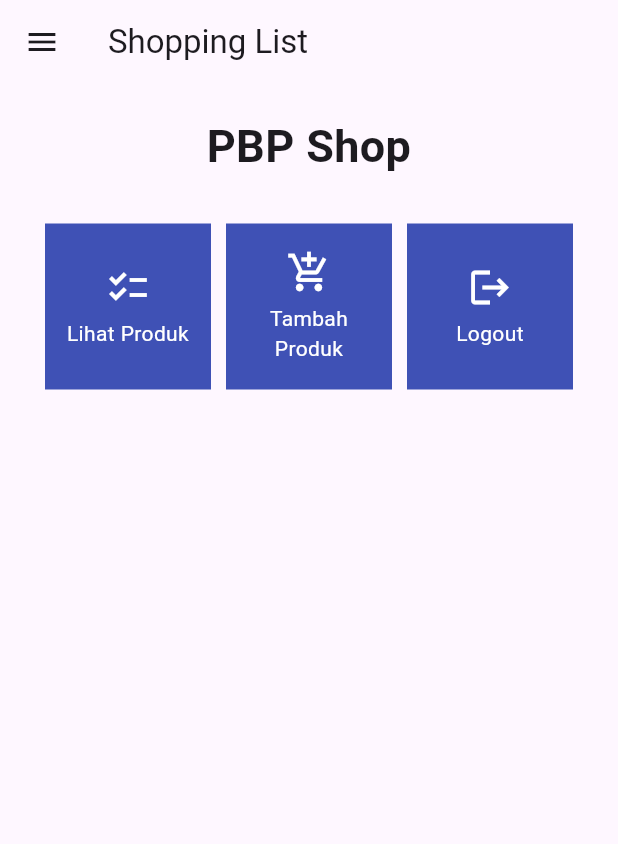
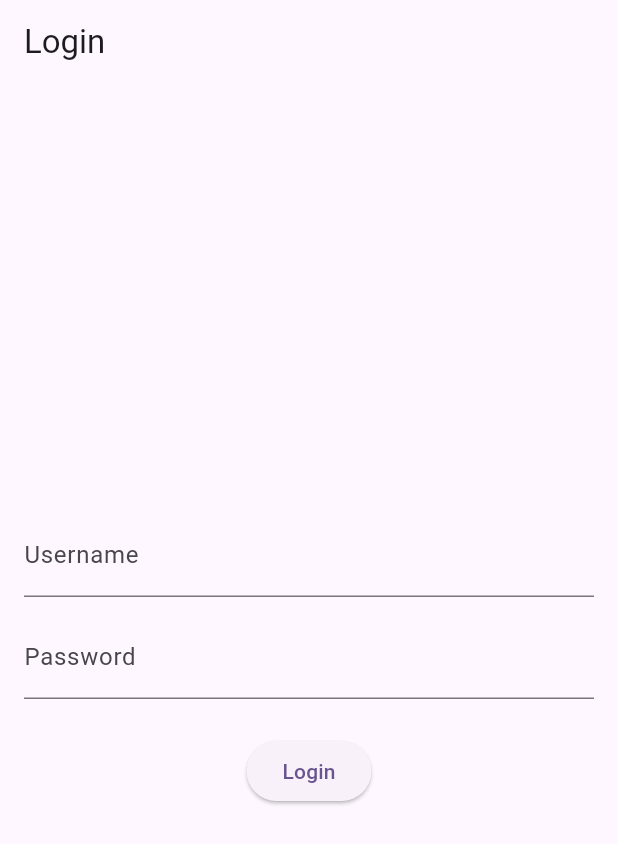
Before and after one commit to brofathan/shopping-list-mobile, a Flutter app: the screen it shows after launch, on a phone screen of 412 x 824 dp. Shown: the top 844 px of the screen. Run offline on Flutter 3.47's test engine with Material 2 defaults, Android fonts, the phone set to English and light mode, and no system bars; missing offline and left inert: pbp_django_auth.

Commit message:
Tutorial 8

```diff
--- a/lib/main.dart
+++ b/lib/main.dart
@@ -1,4 +1,7 @@
 import 'package:flutter/material.dart';
+import 'package:pbp_django_auth/pbp_django_auth.dart';
+import 'package:provider/provider.dart';
+import 'package:shopping_list/screens/login.dart';
 import 'package:shopping_list/screens/menu.dart';
 
 void main() {
@@ -11,7 +14,12 @@ class MyApp extends StatelessWidget {
   // This widget is the root of your application.
   @override
   Widget build(BuildContext context) {
-    return MaterialApp(
+    return Provider(
+      create: (_) {
+        CookieRequest request = CookieRequest();
+        return request;
+      },
+      child: MaterialApp(
         title: 'Flutter Demo',
         theme: ThemeData(
           // This is the theme of your application.
@@ -33,7 +41,8 @@ class MyApp extends StatelessWidget {
           useMaterial3: true,
           primarySwatch: Colors.indigo,
         ),
-      home: MyHomePage(),
+        home: const LoginPage(),
+      ),
     );
   }
 }
--- /dev/null
+++ b/lib/screens/login.dart
@@ -0,0 +1,114 @@
+import 'package:shopping_list/screens/menu.dart';
+import 'package:flutter/material.dart';
+import 'package:pbp_django_auth/pbp_django_auth.dart';
+import 'package:provider/provider.dart';
+
+void main() {
+    runApp(const LoginApp());
+}
+
+class LoginApp extends StatelessWidget {
+const LoginApp({super.key});
+
+@override
+Widget build(BuildContext context) {
+    return MaterialApp(
+        title: 'Login',
+        theme: ThemeData(
+            primarySwatch: Colors.blue,
+    ),
+    home: const LoginPage(),
+    );
+    }
+}
+
+class LoginPage extends StatefulWidget {
+    const LoginPage({super.key});
+
+    @override
+    _LoginPageState createState() => _LoginPageState();
+}
+
+class _LoginPageState extends State<LoginPage> {
+    final TextEditingController _usernameController = TextEditingController();
+    final TextEditingController _passwordController = TextEditingController();
+
+    @override
+    Widget build(BuildContext context) {
+        final request = context.watch<CookieRequest>();
+        return Scaffold(
+            appBar: AppBar(
+                title: const Text('Login'),
+            ),
+            body: Container(
+                padding: const EdgeInsets.all(16.0),
+                child: Column(
+                    mainAxisAlignment: MainAxisAlignment.center,
+                    children: [
+                        TextField(
+                            controller: _usernameController,
+                            decoration: const InputDecoration(
+                                labelText: 'Username',
+                            ),
+                        ),
+                        const SizedBox(height: 12.0),
+                        TextField(
+                            controller: _passwordController,
+                            decoration: const InputDecoration(
+                                labelText: 'Password',
+                            ),
+                            obscureText: true,
+                        ),
+                        const SizedBox(height: 24.0),
+                        ElevatedButton(
+                            onPressed: () async {
+                                String username = _usernameController.text;
+                                String password = _passwordController.text;
+
+                                // Cek kredensial
+                                // TODO: Ganti URL dan jangan lupa tambahkan trailing slash (/) di akhir URL!
+                                // Untuk menyambungkan Android emulator dengan Django pada localhost,
+                                // gunakan URL http://10.0.2.2/
+                                final response = await request.login("http://127.0.0.1:8000/auth/login/", {
+                                'username': username,
+                                'password': password,
+                                });
+
+                                if (request.loggedIn) {
+                                    String message = response['message'];
+                                    String uname = response['username'];
+                                    Navigator.pushReplacement(
+                                        context,
+                                        MaterialPageRoute(builder: (context) => MyHomePage()),
+                                    );
+                                    ScaffoldMessenger.of(context)
+                                        ..hideCurrentSnackBar()
+                                        ..showSnackBar(
+                                            SnackBar(content: Text("$message Selamat datang, $uname.")));
+                                    } else {
+                                    showDialog(
+                                        context: context,
+                                        builder: (context) => AlertDialog(
+                                            title: const Text('Login Gagal'),
+                                            content:
+                                                Text(response['message']),
+                                            actions: [
+                                                TextButton(
+                                                    child: const Text('OK'),
+                                                    onPressed: () {
+                                                        Navigator.pop(context);
+                                                    },
+                                                ),
+                                            ],
+                                        ),
+                                    );
+                                }
+                            },
+                            child: const Text('Login'),
+                        ),
+                    ],
+                ),
+            ),
+        );
+    }
+}
--- a/pubspec.yaml
+++ b/pubspec.yaml
@@ -35,6 +35,9 @@ dependencies:
   # The following adds the Cupertino Icons font to your application.
   # Use with the CupertinoIcons class for iOS style icons.
   cupertino_icons: ^1.0.2
+  provider: ^6.1.1
+  pbp_django_auth: ^0.3.1
+  http: ^0.13.6
 
 dev_dependencies:
   flutter_test:
```
Also changed, not shown: lib/models/product.dart (added, +65 -0 lines), lib/screens/list_product.dart (added, +91 -0 lines), lib/screens/shoplist_form.dart (+37 -32 lines), lib/widgets/left_drawer.dart (+12 -1 lines), lib/widgets/shop_cart.dart (+29 -2 lines), pubspec.lock, 2 other files. Lines whose indentation alone changed are shown as unchanged.
